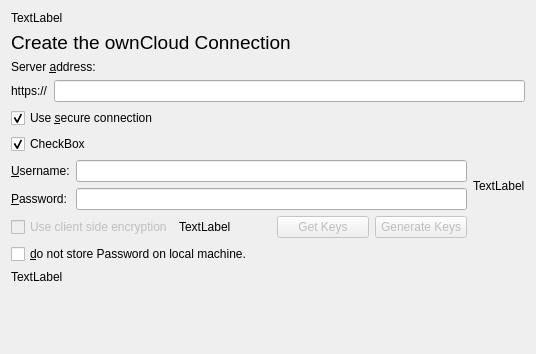
Old version of the form src/mirall/owncloudsetuppage.ui in the repository nextcloud/gsoc_client.
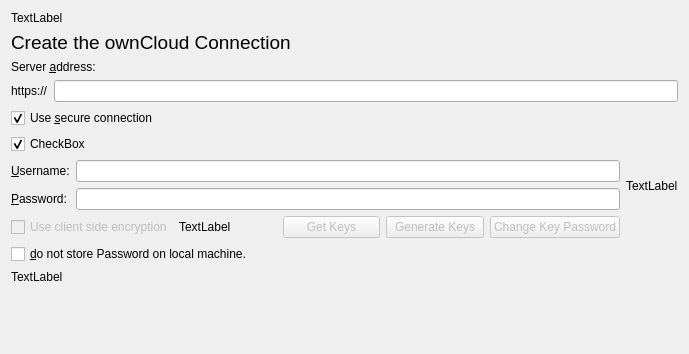
New version of the form.

Commit message: allow user to change key password

```diff
--- a/src/mirall/owncloudsetuppage.ui
+++ b/src/mirall/owncloudsetuppage.ui
@@ -6,7 +6,7 @@
    <rect>
     <x>0</x>
     <y>0</y>
-    <width>536</width>
+    <width>689</width>
     <height>354</height>
    </rect>
   </property>
@@ -193,6 +193,16 @@
            </property>
           </widget>
          </item>
+         <item>
+          <widget class="QPushButton" name="pbChangeKeyPassword">
+           <property name="enabled">
+            <bool>false</bool>
+           </property>
+           <property name="text">
+            <string>Change Key Password</string>
+           </property>
+          </widget>
+         </item>
         </layout>
        </item>
        <item>
```
The commit also changes 5 other files.
